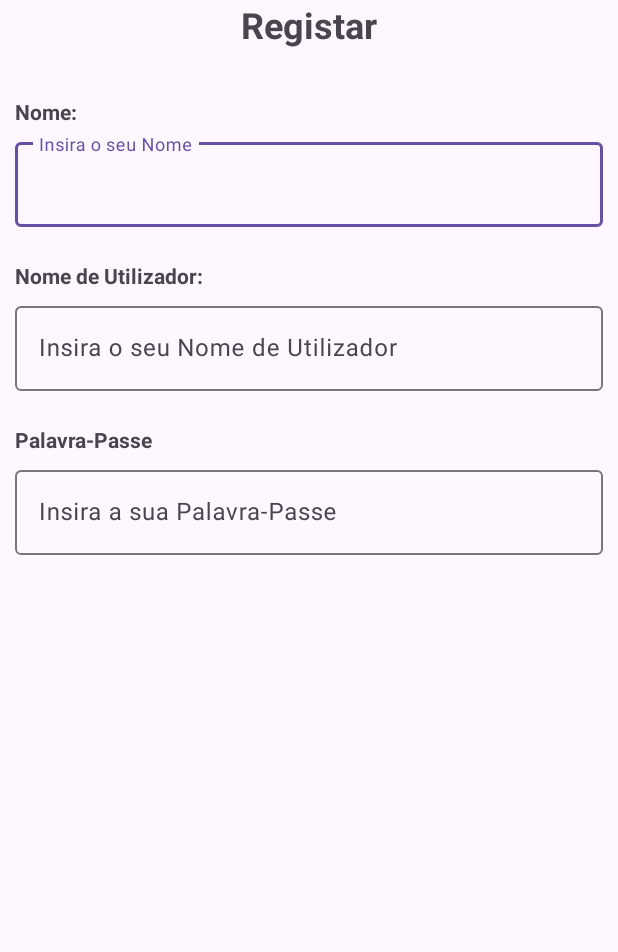
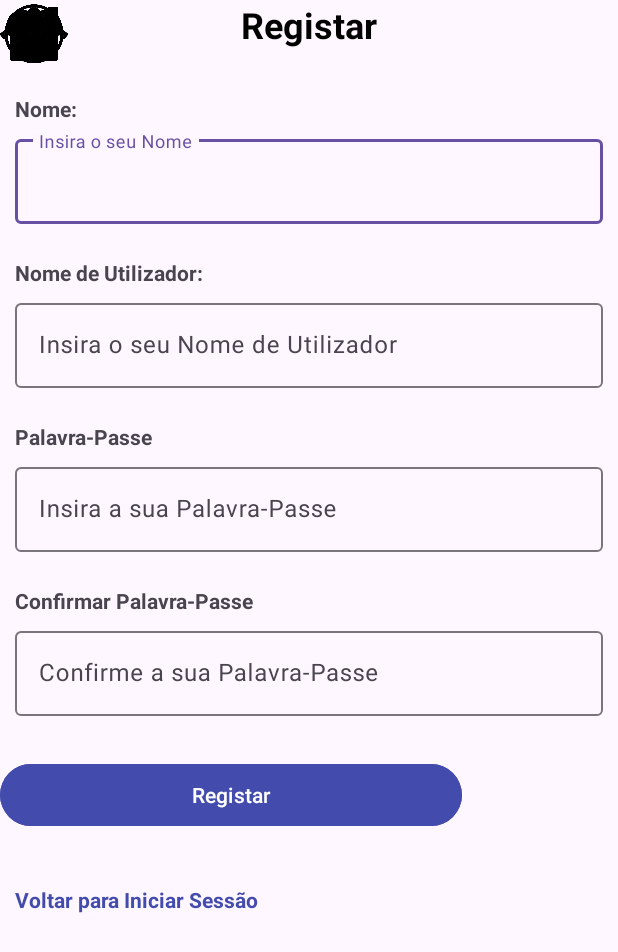
Before and after one commit to isabel-costa/PSI-PROJETO, an Android app: the RegistoActivity screen opened directly, with no data from a screen before it, on a phone screen of 412 x 824 dp. Shown: the top 952 px of the screen. Run offline under Robolectric (Android 15) with nearby library versions, the phone set to English and light mode, and no system bars.

Commit message:
Atualização dos Formulários de Login e Registo

```diff
--- a/TicketGoMobileApp/app/src/main/AndroidManifest.xml
+++ b/TicketGoMobileApp/app/src/main/AndroidManifest.xml
@@ -12,6 +12,9 @@
         android:supportsRtl="true"
         android:theme="@style/Theme.TicketGoMobileApp"
         tools:targetApi="31">
+        <activity
+            android:name=".FavoritosActivity"
+            android:exported="false" />
         <activity
             android:name=".RegistoActivity"
             android:exported="false" />
--- a/TicketGoMobileApp/app/src/main/res/layout/activity_registo.xml
+++ b/TicketGoMobileApp/app/src/main/res/layout/activity_registo.xml
@@ -17,7 +17,8 @@
         app:layout_constraintStart_toStartOf="parent"
         app:layout_constraintEnd_toEndOf="parent"
         android:layout_marginTop="100dp"
-        tools:ignore="MissingConstraints" />
+        tools:ignore="MissingConstraints"
+        android:textColor="@color/black" />
 
     <TextView
         android:id="@+id/nameTextView"
@@ -27,7 +28,7 @@
         android:textStyle="bold"
         app:layout_constraintTop_toBottomOf="@id/registoTextView"
         app:layout_constraintStart_toStartOf="parent"
-        android:layout_marginTop="32dp"
+        android:layout_marginTop="30dp"
         android:layout_marginStart="10dp"/>
 
     <com.google.android.material.textfield.TextInputLayout
@@ -106,4 +107,84 @@
             android:id="@+id/passwordEditText" />
     </com.google.android.material.textfield.TextInputLayout>
 
+    <TextView
+        android:id="@+id/confirmPasswordTextView"
+        android:layout_width="wrap_content"
+        android:layout_height="wrap_content"
+        android:text="Confirmar Palavra-Passe"
+        android:textStyle="bold"
+        app:layout_constraintTop_toBottomOf="@id/passwordTextView"
+        app:layout_constraintStart_toStartOf="parent"
+        android:layout_marginTop="90dp"
+        android:layout_marginStart="10dp" />
+
+    <com.google.android.material.textfield.TextInputLayout
+        android:layout_width="match_parent"
+        android:layout_height="wrap_content"
+        android:id="@+id/confirmPasswordTextInputLayout"
+        android:hint="Confirme a sua Palavra-Passe"
+        app:layout_constraintTop_toBottomOf="@id/confirmPasswordTextView"
+        app:layout_constraintStart_toStartOf="parent"
+        app:layout_constraintEnd_toEndOf="parent"
+        android:layout_marginStart="10dp"
+        android:layout_marginEnd="10dp"
+        android:layout_marginTop="5dp">
+
+        <com.google.android.material.textfield.TextInputEditText
+            android:layout_width="match_parent"
+            android:layout_height="wrap_content"
+            android:id="@+id/confirmPasswordEditText" />
+    </com.google.android.material.textfield.TextInputLayout>
+
+    <Button
+        android:id="@+id/registerButton"
+        android:layout_width="308dp"
+        android:layout_height="49dp"
+        android:layout_marginTop="95dp"
+        android:backgroundTint="@color/roxo"
+        android:text="Registar"
+        app:layout_constraintTop_toBottomOf="@id/confirmPasswordTextView"
+        tools:ignore="MissingConstraints"
+        tools:layout_editor_absoluteX="51dp" />
+
+    <TextView
+        android:id="@+id/loginTextView"
+        android:layout_width="wrap_content"
+        android:layout_height="wrap_content"
+        android:textStyle="bold"
+        android:text="Voltar para Iniciar Sessão"
+        app:layout_constraintTop_toBottomOf="@id/registerButton"
+        app:layout_constraintStart_toStartOf="parent"
+        android:layout_marginTop="35dp"
+        android:layout_marginStart="10dp"
+        android:textColor="@color/roxo"/>
+
+
+    <ImageView
+        android:id="@+id/houseIconView"
+        android:layout_width="45dp"
+        android:layout_height="45dp"
+        app:srcCompat="@drawable/icon_casa"
+        tools:ignore="MissingConstraints"
+        tools:layout_editor_absoluteX="185dp"
+        tools:layout_editor_absoluteY="686dp" />
+
+    <ImageView
+        android:id="@+id/heartIconView"
+        android:layout_width="45dp"
+        android:layout_height="45dp"
+        app:srcCompat="@drawable/icon_coracao"
+        tools:ignore="MissingConstraints"
+        tools:layout_editor_absoluteX="63dp"
+        tools:layout_editor_absoluteY="686dp" />
+
+    <ImageView
+        android:id="@+id/profileIconView"
+        android:layout_width="45dp"
+        android:layout_height="45dp"
+        app:srcCompat="@drawable/icon_perfil"
+        tools:ignore="MissingConstraints"
+        tools:layout_editor_absoluteX="301dp"
+        tools:layout_editor_absoluteY="686dp" />
+
 </androidx.constraintlayout.widget.ConstraintLayout>
--- a/TicketGoMobileApp/app/src/main/res/values/colors.xml
+++ b/TicketGoMobileApp/app/src/main/res/values/colors.xml
@@ -2,4 +2,5 @@
 <resources>
     <color name="black">#FF000000</color>
     <color name="white">#FFFFFFFF</color>
+    <color name="roxo">#434cad</color>
 </resources>
```
Also changed, not shown: TicketGoMobileApp/app/src/main/java/com/example/ticketgomobileapp/FavoritosActivity.java (added, +24 -0 lines), TicketGoMobileApp/app/src/main/res/layout/activity_favoritos.xml (added, +37 -0 lines), TicketGoMobileApp/app/src/main/res/layout/activity_login.xml (+41 -12 lines), TicketGoMobileApp/app/src/main/res/drawable/icon_casa.png (added), TicketGoMobileApp/app/src/main/res/drawable/icon_coracao.png (added), TicketGoMobileApp/app/src/main/res/drawable/icon_perfil.png (added).
